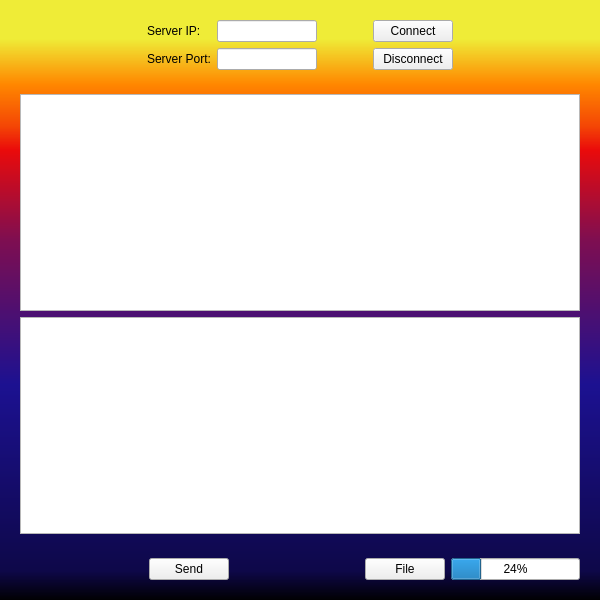
This is 24-TCPClient/widget.ui in aoji-tjut/QT as Qt 5 draws it before an edit. The edited form follows.
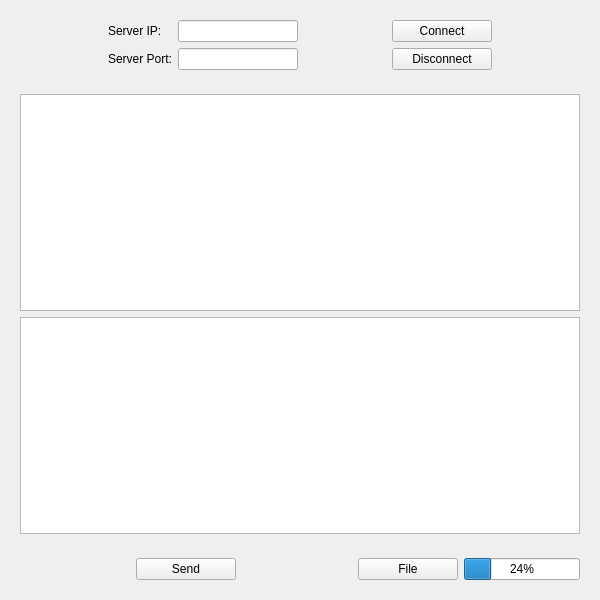
This is the edited form.

The edit to the form file:
```diff
--- a/24-TCPClient/widget.ui
+++ b/24-TCPClient/widget.ui
@@ -14,7 +14,7 @@
    <string>Widget</string>
   </property>
   <property name="styleSheet">
-   <string notr="true">#Widget{background:qlineargradient(spread:pad, x1:0, y1:1, x2:0, y2:0, stop:0 rgba(0, 0, 0, 255), stop:0.05 rgba(14, 8, 73, 255), stop:0.36 rgba(28, 17, 145, 255), stop:0.6 rgba(126, 14, 81, 255), stop:0.75 rgba(234, 11, 11, 255), stop:0.79 rgba(244, 70, 5, 255), stop:0.86 rgba(255, 136, 0, 255), stop:0.935 rgba(239, 236, 55, 255))}</string>
+   <string notr="true"/>
   </property>
   <layout class="QGridLayout" name="gridLayout_2">
    <item row="0" column="0">
@@ -31,13 +31,13 @@
        <widget class="QLineEdit" name="line_port">
         <property name="minimumSize">
          <size>
-          <width>100</width>
+          <width>120</width>
           <height>0</height>
          </size>
         </property>
         <property name="maximumSize">
          <size>
-          <width>100</width>
+          <width>120</width>
           <height>16777215</height>
          </size>
         </property>
@@ -48,6 +48,18 @@
       </item>
       <item row="1" column="4">
        <widget class="QPushButton" name="bt_disconnect">
+        <property name="minimumSize">
+         <size>
+          <width>100</width>
+          <height>0</height>
+         </size>
+        </property>
+        <property name="maximumSize">
+         <size>
+          <width>100</width>
+          <height>16777215</height>
+         </size>
+        </property>
         <property name="text">
          <string>Disconnect</string>
         </property>
@@ -55,6 +67,18 @@
       </item>
       <item row="0" column="4">
        <widget class="QPushButton" name="bt_connect">
+        <property name="minimumSize">
+         <size>
+          <width>100</width>
+          <height>0</height>
+         </size>
+        </property>
+        <property name="maximumSize">
+         <size>
+          <width>100</width>
+          <height>16777215</height>
+         </size>
+        </property>
         <property name="text">
          <string>Connect</string>
         </property>
@@ -90,13 +114,13 @@
        <widget class="QLineEdit" name="line_ip">
         <property name="minimumSize">
          <size>
-          <width>100</width>
+          <width>120</width>
           <height>0</height>
          </size>
         </property>
         <property name="maximumSize">
          <size>
-          <width>100</width>
+          <width>120</width>
           <height>16777215</height>
          </size>
         </property>
@@ -111,11 +135,11 @@
          <enum>Qt::Horizontal</enum>
         </property>
         <property name="sizeType">
-         <enum>QSizePolicy::Fixed</enum>
+         <enum>QSizePolicy::Expanding</enum>
         </property>
         <property name="sizeHint" stdset="0">
          <size>
-          <width>50</width>
+          <width>40</width>
           <height>20</height>
          </size>
         </property>
@@ -161,6 +185,18 @@
       </item>
       <item>
        <widget class="QPushButton" name="bt_send">
+        <property name="minimumSize">
+         <size>
+          <width>100</width>
+          <height>0</height>
+         </size>
+        </property>
+        <property name="maximumSize">
+         <size>
+          <width>100</width>
+          <height>16777215</height>
+         </size>
+        </property>
         <property name="text">
          <string>Send</string>
         </property>
@@ -181,6 +217,18 @@
       </item>
       <item>
        <widget class="QPushButton" name="bt_file">
+        <property name="minimumSize">
+         <size>
+          <width>100</width>
+          <height>0</height>
+         </size>
+        </property>
+        <property name="maximumSize">
+         <size>
+          <width>100</width>
+          <height>16777215</height>
+         </size>
+        </property>
         <property name="text">
          <string>File</string>
         </property>
@@ -188,6 +236,18 @@
       </item>
       <item>
        <widget class="QProgressBar" name="progress_bar">
+        <property name="minimumSize">
+         <size>
+          <width>100</width>
+          <height>0</height>
+         </size>
+        </property>
+        <property name="maximumSize">
+         <size>
+          <width>16777215</width>
+          <height>16777215</height>
+         </size>
+        </property>
         <property name="value">
          <number>24</number>
         </property>
```
